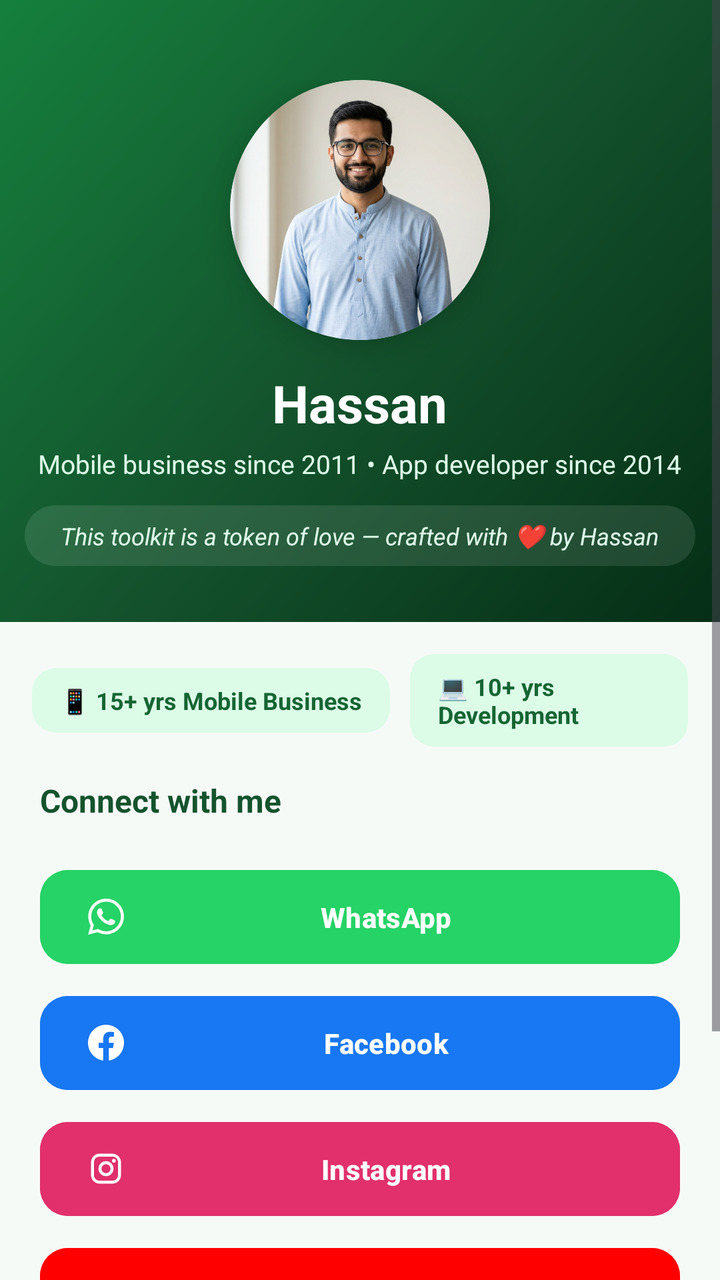
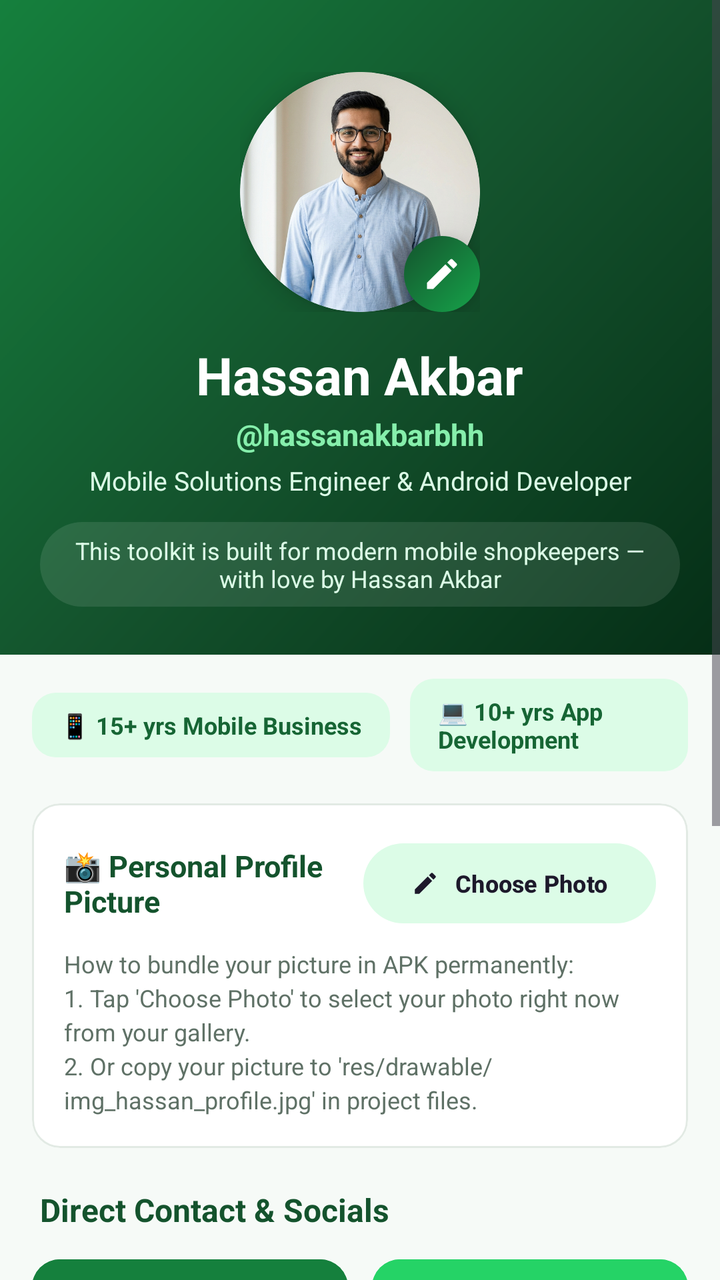

Compare the two renders of this Android layout. The source of the first and the diff that turns it into the second are given below.
<!-- AndroidManifest.xml: application theme Theme.MobileShopkeeper -->
<!-- res/layout/fragment_about.xml -->
<?xml version="1.0" encoding="utf-8"?>
<ScrollView xmlns:android="http://schemas.android.com/apk/res/android"
    xmlns:app="http://schemas.android.com/apk/res-auto"
    android:layout_width="match_parent" android:layout_height="match_parent"
    android:background="@color/background_light">
    <LinearLayout android:layout_width="match_parent" android:layout_height="wrap_content"
        android:orientation="vertical">
        <LinearLayout android:layout_width="match_parent" android:layout_height="wrap_content"
            android:orientation="vertical" android:gravity="center_horizontal"
            android:background="@drawable/bg_gradient_green"
            android:paddingTop="40dp" android:paddingBottom="28dp">
            <androidx.cardview.widget.CardView android:layout_width="130dp"
                android:layout_height="130dp" app:cardCornerRadius="65dp" app:cardElevation="10dp"
                app:cardBackgroundColor="@color/white">
                <ImageView android:layout_width="match_parent" android:layout_height="match_parent"
                    android:scaleType="centerCrop" android:src="@drawable/img_hassan_profile"
                    android:contentDescription="Hassan"/>
            </androidx.cardview.widget.CardView>
            <TextView android:layout_width="wrap_content" android:layout_height="wrap_content"
                android:layout_marginTop="14dp" android:text="Hassan"
                android:textColor="@color/white" android:textSize="26sp" android:textStyle="bold"/>
            <TextView android:layout_width="wrap_content" android:layout_height="wrap_content"
                android:text="@string/about_tagline" android:textColor="@color/green_100"
                android:textSize="13sp" android:layout_marginTop="4dp"/>
            <TextView android:layout_width="wrap_content" android:layout_height="wrap_content"
                android:layout_marginTop="12dp" android:background="@drawable/bg_pill_white_10"
                android:paddingHorizontal="18dp" android:paddingVertical="7dp"
                android:text="@string/about_love" android:textColor="@color/green_100"
                android:textSize="12sp" android:textStyle="italic"/>
        </LinearLayout>
        <LinearLayout android:layout_width="match_parent" android:layout_height="wrap_content"
            android:orientation="horizontal" android:gravity="center" android:padding="16dp">
            <TextView android:layout_width="wrap_content" android:layout_height="wrap_content"
                android:background="@drawable/bg_badge_green" android:textColor="@color/green_800"
                android:textStyle="bold" android:textSize="12sp"
                android:paddingHorizontal="14dp" android:paddingVertical="8dp"
                android:text="📱 15+ yrs Mobile Business"/>
            <TextView android:layout_width="wrap_content" android:layout_height="wrap_content"
                android:layout_marginStart="10dp"
                android:background="@drawable/bg_badge_green" android:textColor="@color/green_800"
                android:textStyle="bold" android:textSize="12sp"
                android:paddingHorizontal="14dp" android:paddingVertical="8dp"
                android:text="💻 10+ yrs Development"/>
        </LinearLayout>
        <TextView android:layout_width="wrap_content" android:layout_height="wrap_content"
            android:text="Connect with me" android:textStyle="bold" android:textSize="16sp"
            android:textColor="@color/green_900" android:layout_marginStart="20dp"/>
        <LinearLayout android:layout_width="match_parent" android:layout_height="wrap_content"
            android:orientation="vertical" android:padding="20dp">
            <com.google.android.material.button.MaterialButton android:id="@+id/btnWhatsApp"
                android:layout_width="match_parent" android:layout_height="wrap_content"
                android:text="WhatsApp" app:icon="@drawable/ic_whatsapp"
                android:backgroundTint="#25D366" app:cornerRadius="14dp" android:layout_marginBottom="8dp"/>
            <com.google.android.material.button.MaterialButton android:id="@+id/btnFacebook"
                android:layout_width="match_parent" android:layout_height="wrap_content"
                android:text="Facebook" app:icon="@drawable/ic_facebook"
                android:backgroundTint="#1877F2" app:cornerRadius="14dp" android:layout_marginBottom="8dp"/>
            <com.google.android.material.button.MaterialButton android:id="@+id/btnInstagram"
                android:layout_width="match_parent" android:layout_height="wrap_content"
                android:text="Instagram" app:icon="@drawable/ic_instagram"
                android:backgroundTint="#E1306C" app:cornerRadius="14dp" android:layout_marginBottom="8dp"/>
            <com.google.android.material.button.MaterialButton android:id="@+id/btnYouTube"
                android:layout_width="match_parent" android:layout_height="wrap_content"
                android:text="YouTube" app:icon="@drawable/ic_youtube"
                android:backgroundTint="#FF0000" app:cornerRadius="14dp" android:layout_marginBottom="8dp"/>
            <com.google.android.material.button.MaterialButton android:id="@+id/btnEmail"
                android:layout_width="match_parent" android:layout_height="wrap_content"
                android:text="Email" app:icon="@drawable/ic_email"
                android:backgroundTint="@color/green_800" app:cornerRadius="14dp"/>
            <TextView android:layout_width="match_parent" android:layout_height="wrap_content"
                android:gravity="center" android:layout_marginTop="20dp"
                android:text="@string/version" android:textColor="@color/text_secondary" android:textSize="12sp"/>
        </LinearLayout>
    </LinearLayout>
</ScrollView>
<!-- resources referenced by this layout -->
<resources>
  <color name="background_light">#F6FAF7</color>
  <color name="green_100">#DCFCE7</color>
  <color name="green_800">#166534</color>
  <color name="green_900">#14532D</color>
  <color name="text_secondary">#5F7166</color>
  <color name="white">#FFFFFF</color>
  <!-- drawable bg_badge_green (drawable) -->
  <?xml version="1.0" encoding="utf-8"?>
  <shape xmlns:android="http://schemas.android.com/apk/res/android" android:shape="rectangle">
      <solid android:color="#DCFCE7"/><corners android:radius="12dp"/>
  </shape>
  <!-- drawable bg_pill_white_10 (drawable) -->
  <?xml version="1.0" encoding="utf-8"?>
  <shape xmlns:android="http://schemas.android.com/apk/res/android" android:shape="rectangle">
      <solid android:color="#1AFFFFFF"/>
      <corners android:radius="24dp"/>
  </shape>
  <!-- drawable ic_youtube (drawable) -->
  <vector xmlns:android="http://schemas.android.com/apk/res/android" android:width="24dp" android:height="24dp" android:viewportWidth="24" android:viewportHeight="24"><path android:fillColor="#FFFFFF" android:pathData="M23.498,6.186a3.016,3.016 0,0 0,-2.122 -2.136C19.505,3.545 12,3.545 12,3.545s-7.505,0 -9.377,0.505A3.017,3.017 0,0 0,0.502 6.186C0,8.07 0,12 0,12s0,3.93 0.502,5.814a3.016,3.016 0,0 0,2.122 2.136c1.871,0.505 9.376,0.505 9.376,0.505s7.505,0 9.377,-0.505a3.015,3.015 0,0 0,2.122 -2.136C24,15.93 24,12 24,12s0,-3.93 -0.502,-5.814zM9.545,15.568V8.432L15.818,12l-6.273,3.568z"/></vector>
  <string name="about_love">This toolkit is a token of love — crafted with ❤ by Hassan</string>
  <string name="about_tagline">Mobile business since 2011 • App developer since 2014</string>
  <string name="version">Version 1.0.0</string>
  <color name="green_950">#052E16</color>
  <color name="green_700">#15803D</color>
  <color name="green_600">#16A34A</color>
  <color name="surface">#FFFFFF</color>
  <color name="text_primary">#1A2E22</color>
  <color name="error">#DC2626</color>
  <style name="Shape.MobileShop.Medium" parent="ShapeAppearance.Material3.MediumComponent">
          <item name="cornerSize">14dp</item>
      </style>
  <style name="Widget.MobileShop.Button" parent="Widget.Material3.Button">
          <item name="cornerRadius">14dp</item>
          <item name="android:textAllCaps">false</item>
          <item name="android:paddingTop">14dp</item>
          <item name="android:paddingBottom">14dp</item>
          <item name="android:textStyle">bold</item>
      </style>
  <!-- unchanged entries left out for length: 8 -->
</resources>

<!-- the commit's change to res/layout/fragment_about.xml (unified diff, before → after) -->
@@ -1,75 +1,298 @@
 <?xml version="1.0" encoding="utf-8"?>
 <ScrollView xmlns:android="http://schemas.android.com/apk/res/android"
     xmlns:app="http://schemas.android.com/apk/res-auto"
-    android:layout_width="match_parent" android:layout_height="match_parent"
-    android:background="@color/background_light">
-    <LinearLayout android:layout_width="match_parent" android:layout_height="wrap_content"
+    android:layout_width="match_parent"
+    android:layout_height="match_parent"
+    android:background="@color/background_light"
+    android:fillViewport="true">
+
+    <LinearLayout
+        android:layout_width="match_parent"
+        android:layout_height="wrap_content"
         android:orientation="vertical">
-        <LinearLayout android:layout_width="match_parent" android:layout_height="wrap_content"
-            android:orientation="vertical" android:gravity="center_horizontal"
+
+        
+        <LinearLayout
+            android:layout_width="match_parent"
+            android:layout_height="wrap_content"
+            android:orientation="vertical"
+            android:gravity="center_horizontal"
             android:background="@drawable/bg_gradient_green"
-            android:paddingTop="40dp" android:paddingBottom="28dp">
-            <androidx.cardview.widget.CardView android:layout_width="130dp"
-                android:layout_height="130dp" app:cardCornerRadius="65dp" app:cardElevation="10dp"
-                app:cardBackgroundColor="@color/white">
-                <ImageView android:layout_width="match_parent" android:layout_height="match_parent"
-                    android:scaleType="centerCrop" android:src="@drawable/img_hassan_profile"
-                    android:contentDescription="Hassan"/>
-            </androidx.cardview.widget.CardView>
-            <TextView android:layout_width="wrap_content" android:layout_height="wrap_content"
-                android:layout_marginTop="14dp" android:text="Hassan"
-                android:textColor="@color/white" android:textSize="26sp" android:textStyle="bold"/>
-            <TextView android:layout_width="wrap_content" android:layout_height="wrap_content"
-                android:text="@string/about_tagline" android:textColor="@color/green_100"
-                android:textSize="13sp" android:layout_marginTop="4dp"/>
-            <TextView android:layout_width="wrap_content" android:layout_height="wrap_content"
-                android:layout_marginTop="12dp" android:background="@drawable/bg_pill_white_10"
-                android:paddingHorizontal="18dp" android:paddingVertical="7dp"
-                android:text="@string/about_love" android:textColor="@color/green_100"
-                android:textSize="12sp" android:textStyle="italic"/>
+            android:paddingTop="36dp"
+            android:paddingBottom="24dp"
+            android:paddingHorizontal="20dp">
+
+            
+            <FrameLayout
+                android:layout_width="wrap_content"
+                android:layout_height="wrap_content">
+
+                <androidx.cardview.widget.CardView
+                    android:id="@+id/cardProfilePhoto"
+                    android:layout_width="120dp"
+                    android:layout_height="120dp"
+                    app:cardCornerRadius="60dp"
+                    app:cardElevation="8dp"
+                    app:cardBackgroundColor="@color/white">
+
+                    <ImageView
+                        android:id="@+id/ivHassanProfile"
+                        android:layout_width="match_parent"
+                        android:layout_height="match_parent"
+                        android:scaleType="centerCrop"
+                        android:src="@drawable/img_hassan_profile"
+                        android:contentDescription="Hassan Akbar Profile Photo"/>
+                </androidx.cardview.widget.CardView>
+
+                
+                <FrameLayout
+                    android:id="@+id/btnChangePhotoBadge"
+                    android:layout_width="38dp"
+                    android:layout_height="38dp"
+                    android:layout_gravity="bottom|end"
+                    android:background="@drawable/bg_circle_green"
+                    android:elevation="10dp"
+                    android:clickable="true"
+                    android:focusable="true">
+
+                    <ImageView
+                        android:layout_width="20dp"
+                        android:layout_height="20dp"
+                        android:layout_gravity="center"
+                        android:src="@drawable/ic_edit"
+                        app:tint="@color/white"
+                        android:contentDescription="Change Photo"/>
+                </FrameLayout>
+            </FrameLayout>
+
+            <TextView
+                android:layout_width="wrap_content"
+                android:layout_height="wrap_content"
+                android:layout_marginTop="14dp"
+                android:text="@string/dev_name"
+                android:textColor="@color/white"
+                android:textSize="26sp"
+                android:textStyle="bold"/>
+
+            <TextView
+                android:layout_width="wrap_content"
+                android:layout_height="wrap_content"
+                android:text="@string/dev_handle"
+                android:textColor="@color/green_300"
+                android:textSize="15sp"
+                android:textStyle="bold"
+                android:layout_marginTop="2dp"/>
+
+            <TextView
+                android:layout_width="wrap_content"
+                android:layout_height="wrap_content"
+                android:text="@string/dev_title"
+                android:textColor="@color/green_100"
+                android:textSize="13sp"
+                android:layout_marginTop="4dp"
+                android:gravity="center"/>
+
+            <TextView
+                android:layout_width="wrap_content"
+                android:layout_height="wrap_content"
+                android:layout_marginTop="12dp"
+                android:background="@drawable/bg_pill_white_10"
+                android:paddingHorizontal="16dp"
+                android:paddingVertical="6dp"
+                android:text="@string/about_love"
+                android:textColor="@color/green_100"
+                android:textSize="12sp"
+                android:gravity="center"/>
         </LinearLayout>
-        <LinearLayout android:layout_width="match_parent" android:layout_height="wrap_content"
-            android:orientation="horizontal" android:gravity="center" android:padding="16dp">
-            <TextView android:layout_width="wrap_content" android:layout_height="wrap_content"
-                android:background="@drawable/bg_badge_green" android:textColor="@color/green_800"
-                android:textStyle="bold" android:textSize="12sp"
-                android:paddingHorizontal="14dp" android:paddingVertical="8dp"
+
+        
+        <LinearLayout
+            android:layout_width="match_parent"
+            android:layout_height="wrap_content"
+            android:orientation="horizontal"
+            android:gravity="center"
+            android:paddingHorizontal="16dp"
+            android:paddingVertical="12dp">
+
+            <TextView
+                android:layout_width="wrap_content"
+                android:layout_height="wrap_content"
+                android:background="@drawable/bg_badge_green"
+                android:textColor="@color/green_800"
+                android:textStyle="bold"
+                android:textSize="12sp"
+                android:paddingHorizontal="14dp"
+                android:paddingVertical="8dp"
                 android:text="📱 15+ yrs Mobile Business"/>
-            <TextView android:layout_width="wrap_content" android:layout_height="wrap_content"
+
+            <TextView
+                android:layout_width="wrap_content"
+                android:layout_height="wrap_content"
                 android:layout_marginStart="10dp"
-                android:background="@drawable/bg_badge_green" android:textColor="@color/green_800"
-                android:textStyle="bold" android:textSize="12sp"
-                android:paddingHorizontal="14dp" android:paddingVertical="8dp"
-                android:text="💻 10+ yrs Development"/>
+                android:background="@drawable/bg_badge_green"
+                android:textColor="@color/green_800"
+                android:textStyle="bold"
+                android:textSize="12sp"
+                android:paddingHorizontal="14dp"
+                android:paddingVertical="8dp"
+                android:text="💻 10+ yrs App Development"/>
         </LinearLayout>
-        <TextView android:layout_width="wrap_content" android:layout_height="wrap_content"
-            android:text="Connect with me" android:textStyle="bold" android:textSize="16sp"
-            android:textColor="@color/green_900" android:layout_marginStart="20dp"/>
-        <LinearLayout android:layout_width="match_parent" android:layout_height="wrap_content"
-            android:orientation="vertical" android:padding="20dp">
-            <com.google.android.material.button.MaterialButton android:id="@+id/btnWhatsApp"
-                android:layout_width="match_parent" android:layout_height="wrap_content"
-                android:text="WhatsApp" app:icon="@drawable/ic_whatsapp"
-                android:backgroundTint="#25D366" app:cornerRadius="14dp" android:layout_marginBottom="8dp"/>
-            <com.google.android.material.button.MaterialButton android:id="@+id/btnFacebook"
-                android:layout_width="match_parent" android:layout_height="wrap_content"
-                android:text="Facebook" app:icon="@drawable/ic_facebook"
-                android:backgroundTint="#1877F2" app:cornerRadius="14dp" android:layout_marginBottom="8dp"/>
-            <com.google.android.material.button.MaterialButton android:id="@+id/btnInstagram"
-                android:layout_width="match_parent" android:layout_height="wrap_content"
-                android:text="Instagram" app:icon="@drawable/ic_instagram"
-                android:backgroundTint="#E1306C" app:cornerRadius="14dp" android:layout_marginBottom="8dp"/>
-            <com.google.android.material.button.MaterialButton android:id="@+id/btnYouTube"
-                android:layout_width="match_parent" android:layout_height="wrap_content"
-                android:text="YouTube" app:icon="@drawable/ic_youtube"
-                android:backgroundTint="#FF0000" app:cornerRadius="14dp" android:layout_marginBottom="8dp"/>
-            <com.google.android.material.button.MaterialButton android:id="@+id/btnEmail"
-                android:layout_width="match_parent" android:layout_height="wrap_content"
-                android:text="Email" app:icon="@drawable/ic_email"
-                android:backgroundTint="@color/green_800" app:cornerRadius="14dp"/>
-            <TextView android:layout_width="match_parent" android:layout_height="wrap_content"
-                android:gravity="center" android:layout_marginTop="20dp"
-                android:text="@string/version" android:textColor="@color/text_secondary" android:textSize="12sp"/>
+
+        
+        <com.google.android.material.card.MaterialCardView
+            android:layout_width="match_parent"
+            android:layout_height="wrap_content"
+            android:layout_marginHorizontal="16dp"
+            android:layout_marginTop="4dp"
+            app:cardCornerRadius="14dp"
+            app:strokeWidth="1dp"
+            app:strokeColor="@color/divider"
+            app:cardBackgroundColor="@color/white">
+
+            <LinearLayout
+                android:layout_width="match_parent"
+                android:layout_height="wrap_content"
+                android:orientation="vertical"
+                android:padding="16dp">
+
+                <LinearLayout
+                    android:layout_width="match_parent"
+                    android:layout_height="wrap_content"
+                    android:orientation="horizontal"
+                    android:gravity="center_vertical">
+
+                    <TextView
+                        android:layout_width="0dp"
+                        android:layout_height="wrap_content"
+                        android:layout_weight="1"
+                        android:text="📸 Personal Profile Picture"
+                        android:textColor="@color/green_900"
+                        android:textStyle="bold"
+                        android:textSize="15sp"/>
+
+                    <com.google.android.material.button.MaterialButton
+                        android:id="@+id/btnUploadPhoto"
+                        style="@style/Widget.Material3.Button.TonalButton"
+                        android:layout_width="wrap_content"
+                        android:layout_height="wrap_content"
+                        android:text="Choose Photo"
+                        android:textSize="12sp"
+                        app:icon="@drawable/ic_edit"
+                        app:iconSize="14dp"/>
+                </LinearLayout>
+
+                <TextView
+                    android:layout_width="wrap_content"
+                    android:layout_height="wrap_content"
+                    android:layout_marginTop="8dp"
+                    android:text="How to bundle your picture in APK permanently:\n1. Tap 'Choose Photo' to select your photo right now from your gallery.\n2. Or copy your picture to 'res/drawable/img_hassan_profile.jpg' in project files."
+                    android:textColor="@color/text_secondary"
+                    android:textSize="12sp"
+                    android:lineSpacingExtra="3dp"/>
+            </LinearLayout>
+        </com.google.android.material.card.MaterialCardView>
+
+        
+        <TextView
+            android:layout_width="wrap_content"
+            android:layout_height="wrap_content"
+            android:text="Direct Contact &amp; Socials"
+            android:textStyle="bold"
+            android:textSize="16sp"
+            android:textColor="@color/green_900"
+            android:layout_marginStart="20dp"
+            android:layout_marginTop="20dp"/>
+
+        <LinearLayout
+            android:layout_width="match_parent"
+            android:layout_height="wrap_content"
+            android:orientation="vertical"
+            android:paddingHorizontal="16dp"
+            android:paddingVertical="10dp">
+
+            
+            <LinearLayout
+                android:layout_width="match_parent"
+                android:layout_height="wrap_content"
+                android:orientation="horizontal"
+                android:layout_marginBottom="8dp">
+
+                <com.google.android.material.button.MaterialButton
+                    android:id="@+id/btnCall"
+                    android:layout_width="0dp"
+                    android:layout_height="52dp"
+                    android:layout_weight="1"
+                    android:layout_marginEnd="6dp"
+                    android:text="Call Phone"
+                    app:icon="@drawable/ic_call"
+                    android:backgroundTint="@color/green_700"
+                    app:cornerRadius="14dp"/>
+
+                <com.google.android.material.button.MaterialButton
+                    android:id="@+id/btnWhatsApp"
+                    android:layout_width="0dp"
+                    android:layout_height="52dp"
+                    android:layout_weight="1"
+                    android:layout_marginStart="6dp"
+                    android:text="WhatsApp"
+                    app:icon="@drawable/ic_whatsapp"
+                    android:backgroundTint="#25D366"
+                    app:cornerRadius="14dp"/>
+            </LinearLayout>
+
+            
+            <com.google.android.material.button.MaterialButton
+                android:id="@+id/btnTwitterX"
+                android:layout_width="match_parent"
+                android:layout_height="52dp"
+                android:text="Twitter (X)  @hassanakbarbhh"
+                app:icon="@drawable/ic_twitter_x"
+                android:backgroundTint="#000000"
+                app:cornerRadius="14dp"
+                android:layout_marginBottom="8dp"/>
+
+            
+            <com.google.android.material.button.MaterialButton
+                android:id="@+id/btnFacebook"
+                android:layout_width="match_parent"
+                android:layout_height="52dp"
+                android:text="Facebook  @hassanakbarbhh"
+                app:icon="@drawable/ic_facebook"
+                android:backgroundTint="#1877F2"
+                app:cornerRadius="14dp"
+                android:layout_marginBottom="8dp"/>
+
+            
+            <com.google.android.material.button.MaterialButton
+                android:id="@+id/btnInstagram"
+                android:layout_width="match_parent"
+                android:layout_height="52dp"
+                android:text="Instagram  @hassanakbarbhh"
+                app:icon="@drawable/ic_instagram"
+                android:backgroundTint="#E1306C"
+                app:cornerRadius="14dp"
+                android:layout_marginBottom="8dp"/>
+
+            
+            <com.google.android.material.button.MaterialButton
+                android:id="@+id/btnEmail"
+                android:layout_width="match_parent"
+                android:layout_height="52dp"
+                android:text="Email: hassanakbarbhh@gmail.com"
+                app:icon="@drawable/ic_email"
+                android:backgroundTint="@color/green_900"
+                app:cornerRadius="14dp"
+                android:layout_marginBottom="8dp"/>
+
+            <TextView
+                android:layout_width="match_parent"
+                android:layout_height="wrap_content"
+                android:gravity="center"
+                android:layout_marginTop="16dp"
+                android:layout_marginBottom="24dp"
+                android:text="@string/version"
+                android:textColor="@color/text_secondary"
+                android:textSize="12sp"/>
         </LinearLayout>
     </LinearLayout>
 </ScrollView>
<!-- resource entries referenced after the edit -->
@@ -1,7 +1,9 @@
 <!-- resources referenced by this layout -->
 <resources>
   <color name="background_light">#F6FAF7</color>
+  <color name="divider">#E2EAE4</color>
   <color name="green_100">#DCFCE7</color>
+  <color name="green_300">#86EFAC</color>
   <color name="green_800">#166534</color>
   <color name="green_900">#14532D</color>
   <color name="text_secondary">#5F7166</color>
@@ -11,17 +13,47 @@
   <shape xmlns:android="http://schemas.android.com/apk/res/android" android:shape="rectangle">
       <solid android:color="#DCFCE7"/><corners android:radius="12dp"/>
   </shape>
+  <!-- drawable bg_circle_green (drawable) -->
+  <?xml version="1.0" encoding="utf-8"?>
+  <shape xmlns:android="http://schemas.android.com/apk/res/android" android:shape="oval">
+      <gradient
+          android:angle="135"
+          android:startColor="@color/green_600"
+          android:endColor="@color/green_900"/>
+  </shape>
   <!-- drawable bg_pill_white_10 (drawable) -->
   <?xml version="1.0" encoding="utf-8"?>
   <shape xmlns:android="http://schemas.android.com/apk/res/android" android:shape="rectangle">
       <solid android:color="#1AFFFFFF"/>
       <corners android:radius="24dp"/>
   </shape>
-  <!-- drawable ic_youtube (drawable) -->
-  <vector xmlns:android="http://schemas.android.com/apk/res/android" android:width="24dp" android:height="24dp" android:viewportWidth="24" android:viewportHeight="24"><path android:fillColor="#FFFFFF" android:pathData="M23.498,6.186a3.016,3.016 0,0 0,-2.122 -2.136C19.505,3.545 12,3.545 12,3.545s-7.505,0 -9.377,0.505A3.017,3.017 0,0 0,0.502 6.186C0,8.07 0,12 0,12s0,3.93 0.502,5.814a3.016,3.016 0,0 0,2.122 2.136c1.871,0.505 9.376,0.505 9.376,0.505s7.505,0 9.377,-0.505a3.015,3.015 0,0 0,2.122 -2.136C24,15.93 24,12 24,12s0,-3.93 -0.502,-5.814zM9.545,15.568V8.432L15.818,12l-6.273,3.568z"/></vector>
-  <string name="about_love">This toolkit is a token of love — crafted with ❤ by Hassan</string>
-  <string name="about_tagline">Mobile business since 2011 • App developer since 2014</string>
-  <string name="version">Version 1.0.0</string>
+  <!-- drawable ic_call (drawable) -->
+  <vector xmlns:android="http://schemas.android.com/apk/res/android" android:width="24dp" android:height="24dp" android:viewportWidth="24" android:viewportHeight="24"><path android:fillColor="#16A34A" android:pathData="M6.62,10.79c1.44,2.83 3.76,5.14 6.59,6.59l2.2,-2.2c0.27,-0.27 0.67,-0.36 1.02,-0.24 1.12,0.37 2.33,0.57 3.57,0.57 0.55,0 1,0.45 1,1V20c0,0.55 -0.45,1 -1,1 -9.39,0 -17,-7.61 -17,-17 0,-0.55 0.45,-1 1,-1h3.5c0.55,0 1,0.45 1,1 0,1.25 0.2,2.45 0.57,3.57 0.11,0.35 0.03,0.74 -0.25,1.02l-2.2,2.2z"/></vector>
+  <!-- drawable ic_edit (drawable) -->
+  <vector xmlns:android="http://schemas.android.com/apk/res/android"
+      android:width="24dp"
+      android:height="24dp"
+      android:viewportWidth="24"
+      android:viewportHeight="24">
+    <path
+        android:fillColor="#FF000000"
+        android:pathData="M3,17.25V21h3.75L17.81,9.94l-3.75,-3.75L3,17.25zM20.71,7.04c0.39,-0.39 0.39,-1.02 0,-1.41l-2.34,-2.34c-0.39,-0.39 -1.02,-0.39 -1.41,0l-1.83,1.83 3.75,3.75 1.83,-1.83z"/>
+  </vector>
+  <!-- drawable ic_twitter_x (drawable) -->
+  <vector xmlns:android="http://schemas.android.com/apk/res/android"
+      android:width="24dp"
+      android:height="24dp"
+      android:viewportWidth="24"
+      android:viewportHeight="24">
+      <path
+          android:fillColor="#000000"
+          android:pathData="M18.244,2.25h3.308l-7.227,8.26 8.502,11.24H16.17l-5.214,-6.817L4.99,21.75H1.68l7.73,-8.835L1.254,2.25H8.08l4.713,6.231zm-1.161,17.52h1.833L7.084,4.126H5.117z"/>
+  </vector>
+  <string name="about_love">This toolkit is built for modern mobile shopkeepers — with love by Hassan Akbar</string>
+  <string name="dev_handle">@hassanakbarbhh</string>
+  <string name="dev_name">Hassan Akbar</string>
+  <string name="dev_title">Mobile Solutions Engineer &amp; Android Developer</string>
+  <string name="version">Version 5.0 (Build 5)</string>
   <color name="green_950">#052E16</color>
   <color name="green_700">#15803D</color>
   <color name="green_600">#16A34A</color>
